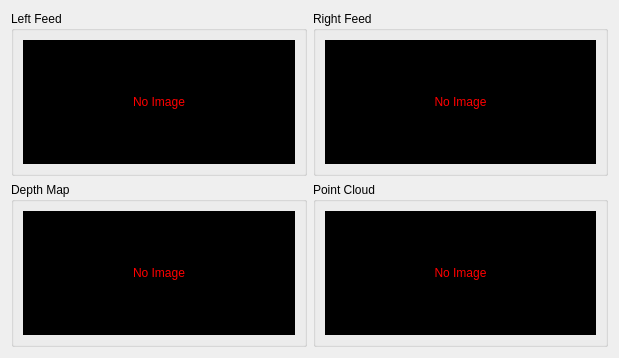
Old version of the form src/gui/adapters/cameraadapter.ui in the repository RoboJackets/igvc-software.
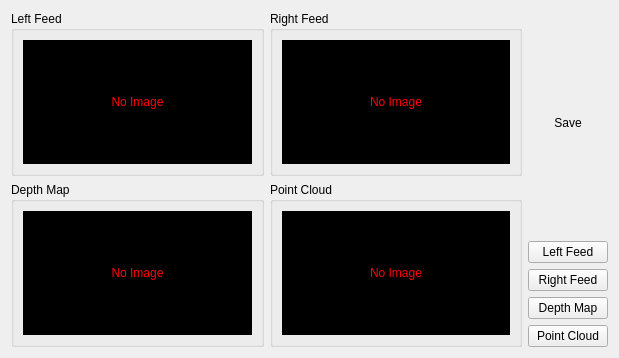
New version of the form.

Commit message: Adds save image buttons.

Diff of the .ui file:
```diff
--- a/src/gui/adapters/cameraadapter.ui
+++ b/src/gui/adapters/cameraadapter.ui
@@ -44,7 +44,7 @@
       <string>Left Feed</string>
      </property>
      <layout class="QGridLayout" name="gridLayout_2">
-      <item row="0" column="0">
+      <item row="1" column="0">
        <widget class="QLabel" name="leftFeedLabel">
         <property name="sizePolicy">
          <sizepolicy hsizetype="Expanding" vsizetype="Expanding">
@@ -166,6 +166,48 @@
      </layout>
     </widget>
    </item>
+   <item row="0" column="2" rowspan="2">
+    <layout class="QVBoxLayout" name="verticalLayout">
+     <item>
+      <widget class="QLabel" name="label">
+       <property name="text">
+        <string>Save</string>
+       </property>
+       <property name="alignment">
+        <set>Qt::AlignCenter</set>
+       </property>
+      </widget>
+     </item>
+     <item>
+      <widget class="QPushButton" name="saveLeft">
+       <property name="text">
+        <string>Left Feed</string>
+       </property>
+      </widget>
+     </item>
+     <item>
+      <widget class="QPushButton" name="saveRight">
+       <property name="text">
+        <string>Right Feed</string>
+       </property>
+      </widget>
+     </item>
+     <item>
+      <widget class="QPushButton" name="saveDM">
+       <property name="text">
+        <string>Depth Map</string>
+       </property>
+      </widget>
+     </item>
+     <item>
+      <widget class="QPushButton" name="savePC">
+       <property name="text">
+        <string>Point Cloud</string>
+       </property>
+      </widget>
+     </item>
+    </layout>
+   </item>
   </layout>
  </widget>
  <resources/>
```
The commit also changes 2 other files.
